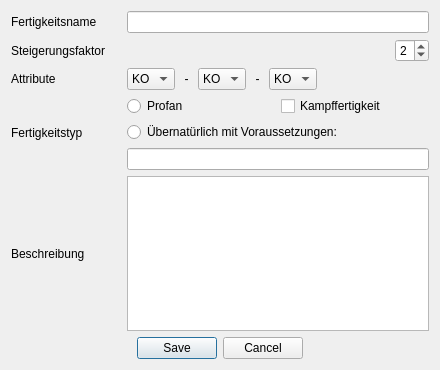
Above: UI/DatenbankEditFertigkeit.ui from Aeolitus/Sephrasto before the change. Below: the same form after it.
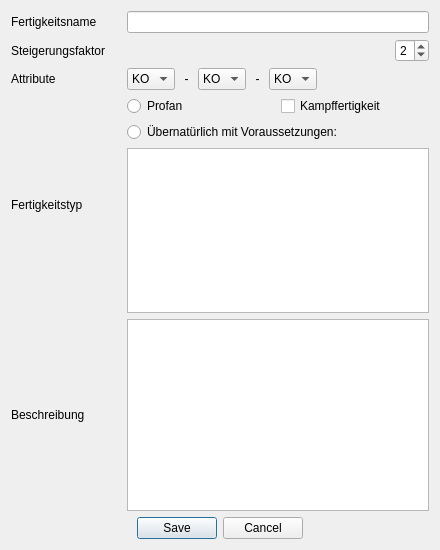
That is the form after the change.

Commit message: Increased the Size of the Voraussetzungen Field for all Database edit windows.

Patch:
```diff
--- a/UI/DatenbankEditFertigkeit.ui
+++ b/UI/DatenbankEditFertigkeit.ui
@@ -10,7 +10,7 @@
     <x>0</x>
     <y>0</y>
     <width>440</width>
-    <height>370</height>
+    <height>550</height>
    </rect>
   </property>
   <property name="windowTitle">
@@ -63,7 +63,7 @@
         </widget>
        </item>
        <item>
-        <widget class="QLineEdit" name="voraussetzungenEdit"/>
+        <widget class="QPlainTextEdit" name="voraussetzungenEdit"/>
        </item>
       </layout>
      </item>
@@ -282,7 +282,14 @@
       </widget>
      </item>
      <item row="4" column="2">
-      <widget class="QPlainTextEdit" name="textEdit"/>
+      <widget class="QPlainTextEdit" name="textEdit">
+       <property name="sizePolicy">
+        <sizepolicy hsizetype="Expanding" vsizetype="MinimumExpanding">
+         <horstretch>0</horstretch>
+         <verstretch>0</verstretch>
+        </sizepolicy>
+       </property>
+      </widget>
      </item>
      <item row="3" column="0">
       <widget class="QLabel" name="label_4">
```
Left out of the diff: 1 changed line with no effect on the pictures. The commit also changes 10 other files.
